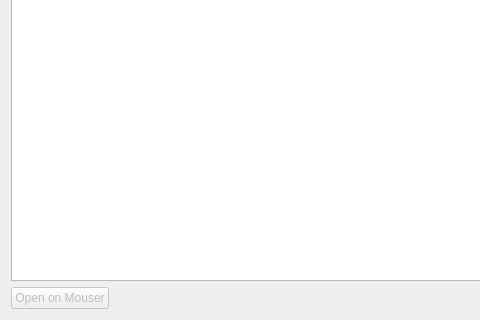
This is examples/PartManagerApp/src/ui/PartManager_MouserSearchDialog.ui in KROIA/PartManager as Qt 5 draws it before an edit; both pictures show x 0 to 480 and y 240 to 560 of the 940 by 560 pixel window. The edited form follows.
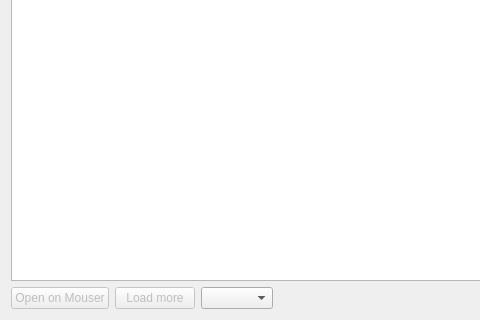
This is the edited form.

Commit message: page through Mouser keyword results

Diff of the .ui file:
```diff
--- a/examples/PartManagerApp/src/ui/PartManager_MouserSearchDialog.ui
+++ b/examples/PartManagerApp/src/ui/PartManager_MouserSearchDialog.ui
@@ -86,6 +86,23 @@
        </property>
       </widget>
      </item>
+     <item>
+      <widget class="QPushButton" name="loadMoreButton">
+       <property name="text">
+        <string>Load more</string>
+       </property>
+       <property name="enabled">
+        <bool>false</bool>
+       </property>
+      </widget>
+     </item>
+     <item>
+      <widget class="QComboBox" name="loadMoreCombo">
+       <property name="toolTip">
+        <string>How many further results to fetch. Mouser caps one response at 50, so a larger number is fetched in several requests.</string>
+       </property>
+      </widget>
+     </item>
      <item>
       <spacer name="footerSpacer">
        <property name="orientation">
```
The commit also changes 2 other files.
